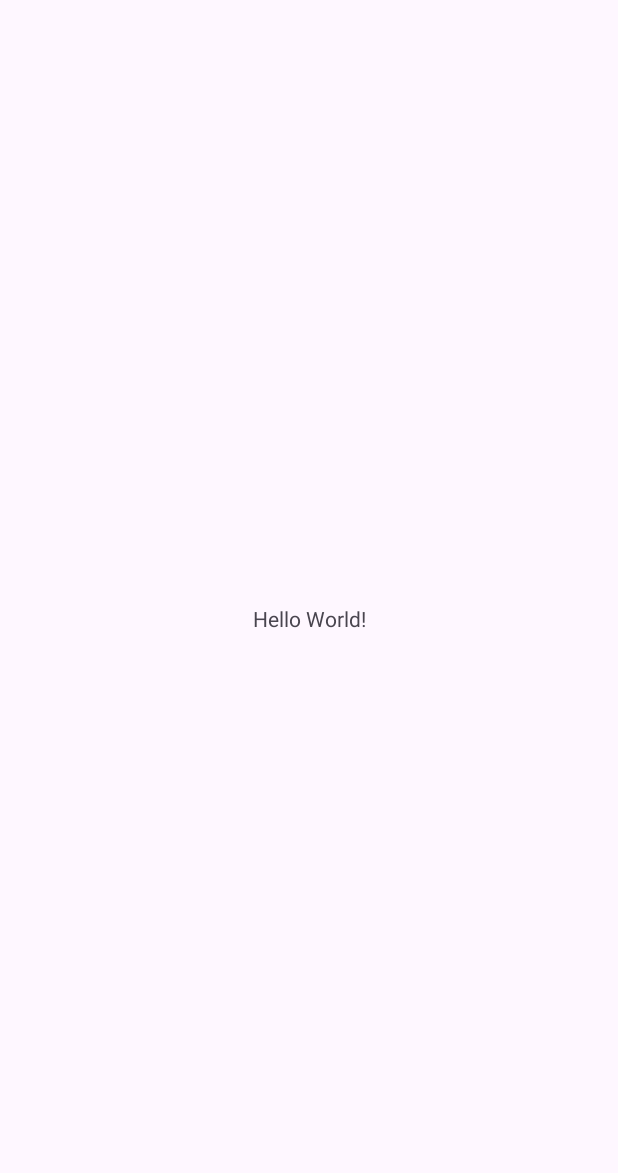
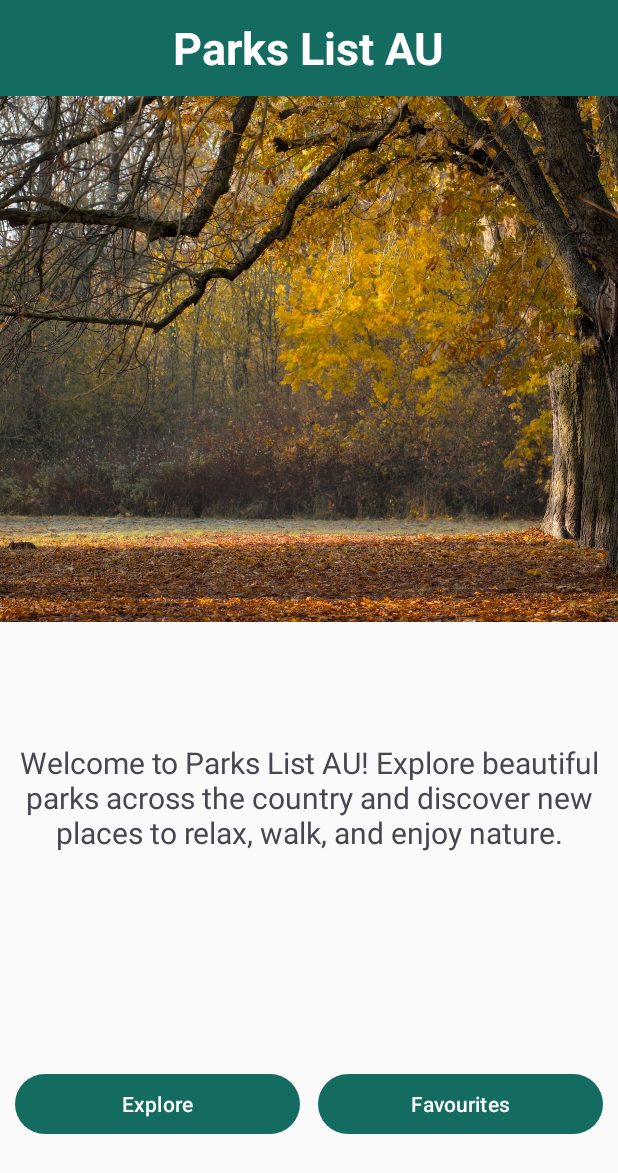
Before and after one commit to MitchellPescud/COMP2008-Assignment-1, an Android app: the screen it shows after launch (MainActivity), on a phone screen of 412 x 824 dp. Before the commit the part shown is almost empty. Shown: the top 1173 px of the screen. Run offline under Robolectric (Android 15) with nearby library versions, the phone set to English and light mode, and no system bars.

Commit message:
Welcome Page Design

```diff
--- a/app/src/main/java/com/example/comp2008assignment1/MainActivity.kt
+++ b/app/src/main/java/com/example/comp2008assignment1/MainActivity.kt
@@ -5,16 +5,11 @@ import androidx.activity.enableEdgeToEdge
 import androidx.appcompat.app.AppCompatActivity
 import androidx.core.view.ViewCompat
 import androidx.core.view.WindowInsetsCompat
+import com.google.android.material.appbar.MaterialToolbar
 
 class MainActivity : AppCompatActivity() {
     override fun onCreate(savedInstanceState: Bundle?) {
         super.onCreate(savedInstanceState)
-        enableEdgeToEdge()
         setContentView(R.layout.activity_main)
-        ViewCompat.setOnApplyWindowInsetsListener(findViewById(R.id.main)) { v, insets ->
-            val systemBars = insets.getInsets(WindowInsetsCompat.Type.systemBars())
-            v.setPadding(systemBars.left, systemBars.top, systemBars.right, systemBars.bottom)
-            insets
-        }
     }
 }
--- a/app/src/main/res/layout/activity_main.xml
+++ b/app/src/main/res/layout/activity_main.xml
@@ -7,13 +7,91 @@
     android:layout_height="match_parent"
     tools:context=".MainActivity">
 
+    <!-- Top Bar -->
+    <com.google.android.material.appbar.MaterialToolbar
+        android:id="@+id/Navigation_Bar"
+        android:layout_width="0dp"
+        android:layout_height="?attr/actionBarSize"
+        android:background="?attr/colorPrimary"
+        app:layout_constraintTop_toTopOf="parent"
+        app:layout_constraintStart_toStartOf="parent"
+        app:layout_constraintEnd_toEndOf="parent">
+
+        <!-- Centred Title -->
+        <TextView
+            android:id="@+id/toolbarTitle"
+            android:layout_width="wrap_content"
+            android:layout_height="wrap_content"
+            android:text="@string/Title"
+            android:textColor="?attr/colorOnPrimary"
+            android:textSize="30sp"
+            android:textStyle="bold"
+            android:layout_gravity="center" />
+    </com.google.android.material.appbar.MaterialToolbar>
+
+    <!-- Welcome Photo -->
+    <ImageView
+        android:id="@+id/welcomeImage"
+        android:layout_width="0dp"
+        android:layout_height="0dp"
+        android:scaleType="centerCrop"
+        android:contentDescription="@string/welcome_photo"
+        android:src="@drawable/welcome_photo"
+        app:layout_constraintTop_toBottomOf="@id/Navigation_Bar"
+        app:layout_constraintBottom_toTopOf="@id/welcomeText"
+        app:layout_constraintStart_toStartOf="parent"
+        app:layout_constraintEnd_toEndOf="parent"
+        app:layout_constraintVertical_chainStyle="spread"
+        app:layout_constraintVertical_weight="3" />
+
+    <!-- Welcome Text -->
     <TextView
-        android:layout_width="wrap_content"
-        android:layout_height="wrap_content"
-        android:text="Hello World!"
+        android:id="@+id/welcomeText"
+        android:layout_width="0dp"
+        android:layout_height="0dp"
+        android:text="@string/Welcome_Paragraph"
+        android:textAlignment="center"
+        android:textSize="20sp"
+        android:gravity="center"
+        app:layout_constraintTop_toBottomOf="@id/welcomeImage"
+        app:layout_constraintBottom_toTopOf="@id/buttonRow"
+        app:layout_constraintStart_toStartOf="parent"
+        app:layout_constraintEnd_toEndOf="parent"
+        app:layout_constraintVertical_weight="2" />
+
+    <!-- Button Row -->
+    <LinearLayout
+        android:id="@+id/buttonRow"
+        android:layout_width="0dp"
+        android:layout_height="0dp"
+        android:orientation="horizontal"
+        android:padding="10dp"
+        android:gravity="center"
+        app:layout_constraintTop_toBottomOf="@id/welcomeText"
         app:layout_constraintBottom_toBottomOf="parent"
+        app:layout_constraintStart_toStartOf="parent"
         app:layout_constraintEnd_toEndOf="parent"
-        app:layout_constraintStart_toStartOf="parent"
-        app:layout_constraintTop_toTopOf="parent" />
+        app:layout_constraintVertical_weight="1.5">
+
+        <!-- Explore -->
+        <com.google.android.material.button.MaterialButton
+            android:id="@+id/btnExplore"
+            android:layout_width="0dp"
+            android:layout_height="wrap_content"
+            android:layout_weight="1"
+            android:text="Explore" />
+
+        <Space
+            android:layout_width="12dp"
+            android:layout_height="wrap_content" />
+
+        <!-- Favourites -->
+        <com.google.android.material.button.MaterialButton
+            android:id="@+id/btnFavourites"
+            android:layout_width="0dp"
+            android:layout_height="wrap_content"
+            android:layout_weight="1"
+            android:text="Favourites" />
+    </LinearLayout>
 
 </androidx.constraintlayout.widget.ConstraintLayout>
--- a/app/src/main/res/values-night/themes.xml
+++ b/app/src/main/res/values-night/themes.xml
@@ -1,7 +1,25 @@
-<resources xmlns:tools="http://schemas.android.com/tools">
-    <!-- Base application theme. -->
-    <style name="Base.Theme.COMP2008Assignment1" parent="Theme.Material3.DayNight.NoActionBar">
-        <!-- Customize your dark theme here. -->
-        <!-- <item name="colorPrimary">@color/my_dark_primary</item> -->
+<?xml version="1.0" encoding="utf-8"?>
+<resources>
+    <!-- Dark theme -->
+    <style name="Base.Theme.COMP2008Assignment1" parent="Theme.Material3.Dark.NoActionBar">
+        <!-- Optional dynamic colour -->
+        <!-- <item name="material3DynamicColor">true</item> -->
+
+        <!-- Brand colours (Dark) -->
+        <item name="colorPrimary">@color/md_theme_dark_primary</item>
+        <item name="colorOnPrimary">@color/md_theme_dark_onPrimary</item>
+        <item name="colorSecondary">@color/md_theme_dark_secondary</item>
+        <item name="colorOnSecondary">@color/md_theme_dark_onSecondary</item>
+
+        <item name="colorSurface">@color/md_theme_dark_surface</item>
+        <item name="colorOnSurface">@color/md_theme_dark_onSurface</item>
+        <item name="android:colorBackground">@color/md_theme_dark_background</item>
+        <item name="colorOnBackground">@color/md_theme_dark_onBackground</item>
+
+        <!-- System bars -->
+        <item name="android:statusBarColor">@color/md_theme_dark_primary</item>
+        <item name="android:navigationBarColor">@color/md_theme_dark_surface</item>
     </style>
+
+    <style name="Theme.COMP2008Assignment1" parent="Base.Theme.COMP2008Assignment1"/>
 </resources>
--- a/app/src/main/res/values/colors.xml
+++ b/app/src/main/res/values/colors.xml
@@ -1,5 +1,24 @@
 <?xml version="1.0" encoding="utf-8"?>
 <resources>
-    <color name="black">#FF000000</color>
-    <color name="white">#FFFFFFFF</color>
+    <!-- light -->
+    <color name="md_theme_light_primary">#146C60</color>
+    <color name="md_theme_light_onPrimary">#FFFFFF</color>
+    <color name="md_theme_light_secondary">#3F6D8C</color>
+    <color name="md_theme_light_onSecondary">#FFFFFF</color>
+
+    <color name="md_theme_light_surface">#FFFFFF</color>
+    <color name="md_theme_light_onSurface">#1B1B1B</color>
+    <color name="md_theme_light_background">#FAFAFA</color>
+    <color name="md_theme_light_onBackground">#1B1B1B</color>
+
+    <!-- dark -->
+    <color name="md_theme_dark_primary">#76D1C1</color>
+    <color name="md_theme_dark_onPrimary">#003730</color>
+    <color name="md_theme_dark_secondary">#99C3E2</color>
+    <color name="md_theme_dark_onSecondary">#0E2A3B</color>
+
+    <color name="md_theme_dark_surface">#121212</color>
+    <color name="md_theme_dark_onSurface">#E6E6E6</color>
+    <color name="md_theme_dark_background">#0A0A0A</color>
+    <color name="md_theme_dark_onBackground">#E6E6E6</color>
 </resources>
--- a/app/src/main/res/values/strings.xml
+++ b/app/src/main/res/values/strings.xml
@@ -1,3 +1,6 @@
 <resources>
     <string name="app_name">COMP2008 Assignment 1</string>
+    <string name="welcome_photo">Welcome Photo</string>
+    <string name="Title">Parks List AU</string>
+    <string name="Welcome_Paragraph">Welcome to Parks List AU! Explore beautiful parks across the country and discover new places to relax, walk, and enjoy nature.</string>
 </resources>
--- a/app/src/main/res/values/themes.xml
+++ b/app/src/main/res/values/themes.xml
@@ -1,9 +1,26 @@
-<resources xmlns:tools="http://schemas.android.com/tools">
-    <!-- Base application theme. -->
-    <style name="Base.Theme.COMP2008Assignment1" parent="Theme.Material3.DayNight.NoActionBar">
-        <!-- Customize your light theme here. -->
-        <!-- <item name="colorPrimary">@color/my_light_primary</item> -->
+<?xml version="1.0" encoding="utf-8"?>
+<resources>
+    <!-- Light theme -->
+    <style name="Base.Theme.COMP2008Assignment1" parent="Theme.Material3.Light.NoActionBar">
+        <!-- Optional: use Android 12+ dynamic colour -->
+        <!-- <item name="material3DynamicColor">true</item> -->
+
+        <!-- Brand colours (Light) -->
+        <item name="colorPrimary">@color/md_theme_light_primary</item>
+        <item name="colorOnPrimary">@color/md_theme_light_onPrimary</item>
+        <item name="colorSecondary">@color/md_theme_light_secondary</item>
+        <item name="colorOnSecondary">@color/md_theme_light_onSecondary</item>
+
+        <item name="colorSurface">@color/md_theme_light_surface</item>
+        <item name="colorOnSurface">@color/md_theme_light_onSurface</item>
+        <item name="android:colorBackground">@color/md_theme_light_background</item>
+        <item name="colorOnBackground">@color/md_theme_light_onBackground</item>
+
+        <!-- System bars -->
+        <item name="android:statusBarColor">@color/md_theme_light_primary</item>
+        <item name="android:navigationBarColor">@color/md_theme_light_surface</item>
     </style>
 
-    <style name="Theme.COMP2008Assignment1" parent="Base.Theme.COMP2008Assignment1" />
+    <!-- Public theme alias -->
+    <style name="Theme.COMP2008Assignment1" parent="Base.Theme.COMP2008Assignment1"/>
 </resources>
```
Also changed, not shown: app/src/main/res/drawable/welcome_photo.jpg (added).
